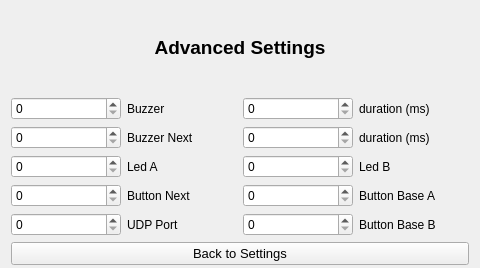
Old version of the form F3FChrono/gui/WSettingsAdvanced.ui in the repository jomarin38/F3FChrono.
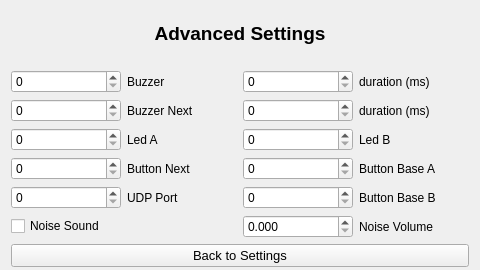
New version of the form.

Commit message: adding noise sound for UE speaker adding advanced setting gui noise selection and volume adding config.json parameters fix memory issue in sound class after validated settings

Diff of the .ui file:
```diff
--- a/F3FChrono/gui/WSettingsAdvanced.ui
+++ b/F3FChrono/gui/WSettingsAdvanced.ui
@@ -7,7 +7,7 @@
     <x>0</x>
     <y>0</y>
     <width>480</width>
-    <height>268</height>
+    <height>270</height>
    </rect>
   </property>
   <property name="windowTitle">
@@ -197,6 +197,31 @@
          </item>
         </layout>
        </item>
+       <item row="5" column="0">
+        <widget class="QCheckBox" name="noiseSound">
+         <property name="text">
+          <string>Noise Sound</string>
+         </property>
+        </widget>
+       </item>
+       <item row="5" column="1">
+        <layout class="QHBoxLayout" name="horizontalLayout_24">
+         <item>
+          <widget class="QDoubleSpinBox" name="noisevolume">
+           <property name="decimals">
+            <number>3</number>
+           </property>
+          </widget>
+         </item>
+         <item>
+          <widget class="QLabel" name="label_22">
+           <property name="text">
+            <string>Noise Volume</string>
+           </property>
+          </widget>
+         </item>
+        </layout>
+       </item>
       </layout>
      </item>
      <item>
```
Left out of the diff: 1 changed line with no effect on the pictures. The commit also changes 10 other files.
